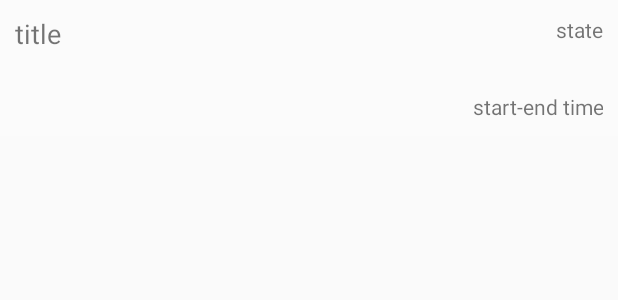
After one commit to martSforever/TimeKeeper, an Android app: the layout item_todo_swip_list.xml on its own in the app's theme, with its tools: preview values and no code run, on a phone screen of 412 x 824 dp. The commit adds this screen. Shown: the top 300 px of the screen. Run offline under Robolectric (Android 15) with nearby library versions, the phone set to English and light mode, and no system bars.

```diff
--- a/app/src/main/java/com/martsforever/owa/timekeeper/main/NoScrollViewPager.java
+++ b/app/src/main/java/com/martsforever/owa/timekeeper/main/NoScrollViewPager.java
@@ -5,6 +5,9 @@ import android.support.v4.view.ViewPager;
 import android.util.AttributeSet;
 import android.view.MotionEvent;
 
+/**
+ * noc scroll view pager
+ */
 public class NoScrollViewPager extends ViewPager {
     private boolean noScroll = false;
 
--- a/app/src/main/java/com/martsforever/owa/timekeeper/register/RetrivePasswordActivity.java
+++ b/app/src/main/java/com/martsforever/owa/timekeeper/register/RetrivePasswordActivity.java
@@ -6,7 +6,6 @@ import android.view.View;
 import android.widget.TextView;
 
 import com.martsforever.owa.timekeeper.R;
-import com.martsforever.owa.timekeeper.bmob.BmobUtil;
 
 public class RetrivePasswordActivity extends AppCompatActivity implements View.OnClickListener {
 
--- /dev/null
+++ b/app/src/main/res/layout/item_todo_swip_list.xml
@@ -0,0 +1,34 @@
+<?xml version="1.0" encoding="utf-8"?>
+<RelativeLayout xmlns:android="http://schemas.android.com/apk/res/android"
+    android:layout_width="match_parent"
+    android:layout_height="wrap_content"
+    android:padding="10dp"
+    android:background="#33ffffff"
+    android:orientation="vertical">
+    <TextView
+        android:id="@+id/item_todo_title_text"
+        android:text="title"
+        android:textSize="18sp"
+        android:layout_alignParentTop="true"
+        android:layout_alignParentLeft="true"
+        android:layout_width="wrap_content"
+        android:layout_height="wrap_content" />
+
+    <TextView
+        android:id="@+id/item_todo_state_text"
+        android:layout_width="wrap_content"
+        android:text="state"
+        android:layout_alignParentTop="true"
+        android:layout_alignParentRight="true"
+        android:layout_height="35dp" />
+
+    <TextView
+        android:id="@+id/item_todo_time_text"
+        android:layout_width="wrap_content"
+        android:gravity="bottom|right"
+        android:text="start-end time"
+        android:layout_below="@id/item_todo_state_text"
+        android:layout_alignRight="@id/item_todo_state_text"
+        android:layout_height="35dp" />
+
+</RelativeLayout>
```
Also changed, not shown: app/src/main/AndroidManifest.xml (+6 -2 lines), app/src/main/java/com/martsforever/owa/timekeeper/javabean/Todo.java (+63 -0 lines), app/src/main/java/com/martsforever/owa/timekeeper/launch/LaunchActivity.java (+7 -2 lines), app/src/main/java/com/martsforever/owa/timekeeper/login/LoginActivity.java (+10 -2 lines), app/src/main/java/com/martsforever/owa/timekeeper/main/MainActivity.java (+52 -2 lines), app/src/main/java/com/martsforever/owa/timekeeper/main/friend/FriendAdapter.java (+5 -13 lines), app/src/main/java/com/martsforever/owa/timekeeper/main/todo/TodoAdapter.java (added, +83 -0 lines), app/src/main/java/com/martsforever/owa/timekeeper/main/todo/TodoMenuCreater.java (added, +48 -0 lines), app/src/main/java/com/martsforever/owa/timekeeper/register/MobileRegisterActivity.java (+0 -7 lines), app/src/main/res/layout/page_view_friends.xml (+17 -15 lines), app/src/main/res/layout/page_view_schedule.xml (+42 -2 lines), app/src/main/res/drawable/icon_add.png (added), app/src/main/res/drawable/icon_add_friend.png (deleted), app/src/main/res/drawable/icon_operation.png (added), 2 more files, 2 other files.
